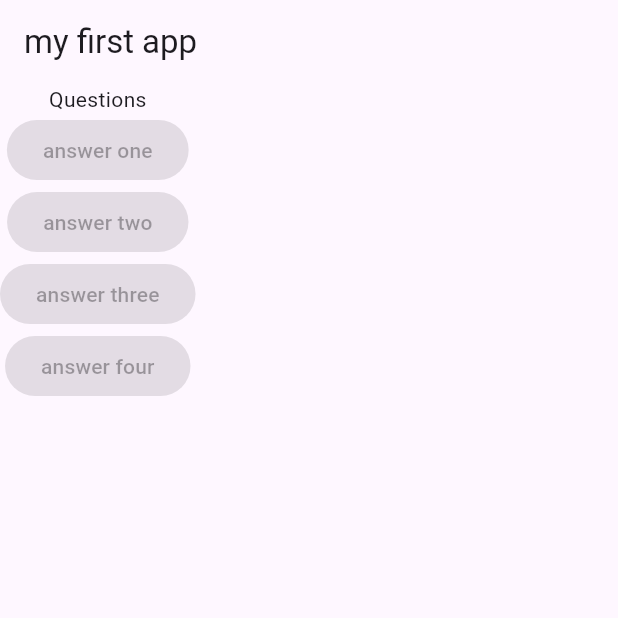
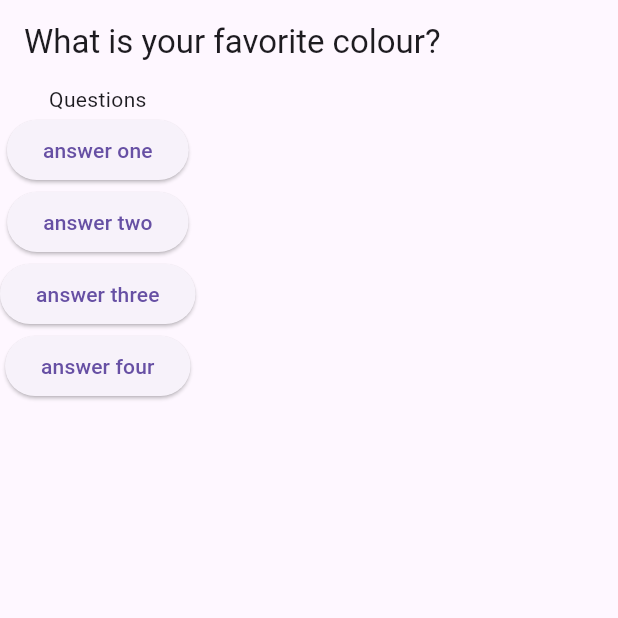
Before and after one commit to Majok-Bol/quiz_app, a Flutter app: the screen it shows after launch, on a phone screen of 412 x 824 dp, the top half of it. Run offline on Flutter 3.47's test engine with Material 3 defaults, Android fonts, the phone set to English and light mode, and no system bars.

```diff
--- a/lib/main.dart
+++ b/lib/main.dart
@@ -2,19 +2,53 @@ import 'package:flutter/material.dart';
 
 void main() => runApp(MyApp());
 
-class MyApp extends StatelessWidget {
+class MyApp extends StatefulWidget {
+  @override
+  State<StatefulWidget> createState() {
+    // TODO: implement createState
+    return MyAppState();
+  }
+}
+
+class MyAppState extends State<MyApp> {
+  var questionIndex = 0;
+  void answerQuestion() {
+    setState(() {
+      questionIndex = questionIndex + 1;
+    });
+
+    print(questionIndex);
+  }
+
+  var questions = [
+    'What is your favorite colour?',
+    'What is your favorite animal?',
+  ];
+
   @override
   Widget build(BuildContext context) {
     return MaterialApp(
       home: Scaffold(
-        appBar: AppBar(title: Text('my first app')),
+        appBar: AppBar(title: Text(questions[questionIndex])),
         body: Column(
           children: <Widget>[
             Text('Questions'),
-            ElevatedButton(onPressed: null, child: Text('answer one')),
-            ElevatedButton(onPressed: null, child: Text('answer two')),
-            ElevatedButton(onPressed: null, child: Text('answer three')),
-            ElevatedButton(onPressed: null, child: Text('answer four')),
+            ElevatedButton(
+              onPressed: answerQuestion,
+              child: Text('answer one'),
+            ),
+            ElevatedButton(
+              onPressed: () => print("answer two chosen"),
+              child: Text('answer two'),
+            ),
+            ElevatedButton(
+              onPressed: () => print("answer three chosen"),
+              child: Text('answer three'),
+            ),
+            ElevatedButton(
+              onPressed: () => print("answer four chosen"),
+              child: Text('answer four'),
+            ),
           ],
         ),
       ),
```
